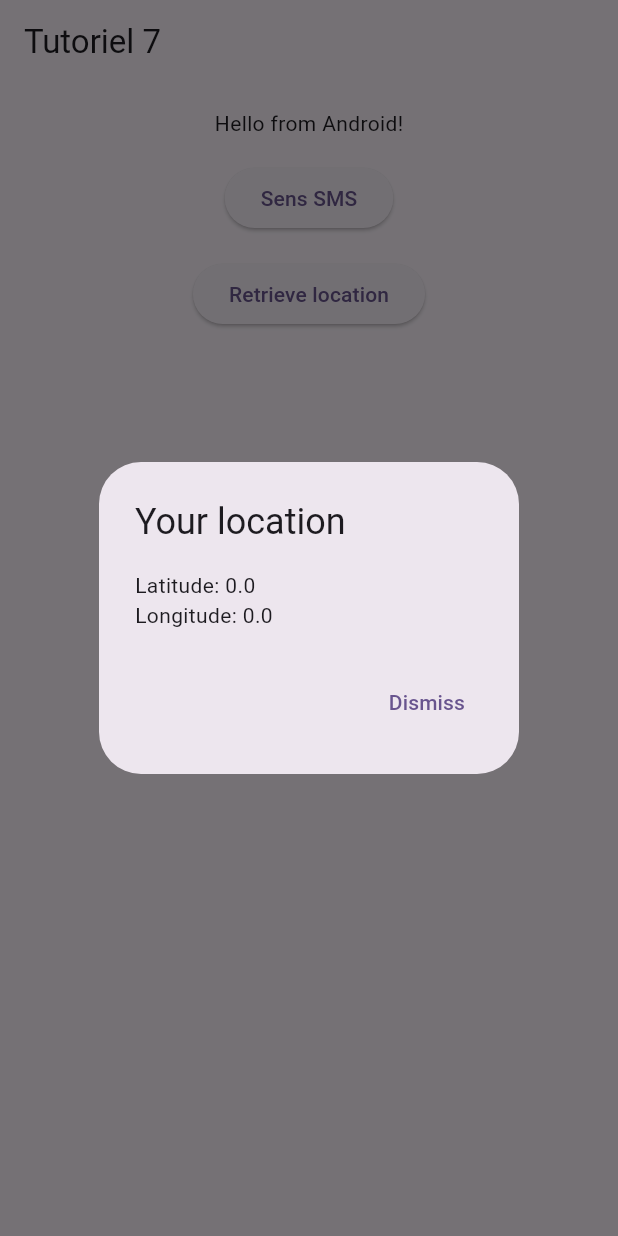
After one commit to nicolasnederlandt/mobile, a Flutter app: the screen it shows after launch, after a tap on "Retrieve location", on a phone screen of 412 x 824 dp. The commit adds this screen. Run offline on Flutter 3.47's test engine with Material 3 defaults, Android fonts, the phone set to English and light mode, and no system bars; our stand-ins replace location; missing offline and left inert: flutter_sms, loading_animations.

Commit message:
FT07.6 Appel à un dialogue

```diff
--- a/ftuto7/lib/views/home_screen.dart
+++ b/ftuto7/lib/views/home_screen.dart
@@ -2,6 +2,9 @@ import 'dart:io';
 
 import 'package:flutter/foundation.dart';
 import 'package:flutter/material.dart';
+import 'package:flutter_sms/flutter_sms.dart';
+
+import 'location_dialog.dart';
 
 class HomeScreen extends StatelessWidget {
   const HomeScreen({Key? key}) : super(key: key);
@@ -34,6 +37,27 @@ class HomeScreen extends StatelessWidget {
           child: Column(
             children: [
               Text("Hello from $platform!"),
+              const SizedBox(height: 16),
+              if(["Web", "Android", "iOS"].contains(platform))
+                ElevatedButton(
+                    onPressed: () async {
+                      await sendSMS(
+                        message: "Test SMS",
+                        recipients: ["0456555321"]
+                      );
+                    },
+                    child: const Text("Sens SMS"),
+                )
+              else
+                const Text("Your platform doesnt allow you to sens SMS..."),
+              const SizedBox(height: 16),
+              ElevatedButton(
+                onPressed: () => showDialog(
+                  context: context,
+                  builder: (context) => const LocationDialog(),
+                ),
+                child: const Text("Retrieve location"),
+              ),
             ],
           )
         )
--- /dev/null
+++ b/ftuto7/lib/views/location_dialog.dart
@@ -0,0 +1,62 @@
+import 'package:flutter/material.dart';
+import 'package:location/location.dart';
+
+class LocationDialog extends StatefulWidget {
+  const LocationDialog({Key? key}) : super(key: key);
+
+  @override
+  State<LocationDialog> createState() => _LocationDialogState();
+}
+
+class _LocationDialogState extends State<LocationDialog> {
+  LocationData? location;
+
+  @override
+  void initState() {
+    _getLocation().then((value) => setState(() => location = value));
+    super.initState();
+  }
+
+  Future<LocationData?> _getLocation() async {
+    Location location = Location();
+
+    var serviceEnabled = await location.serviceEnabled();
+    if (!serviceEnabled) {
+      serviceEnabled = await location.requestService();
+      if (!serviceEnabled) {
+        return null;
+      }
+    }
+
+    var permissionGranted = await location.hasPermission();
+    if (permissionGranted == PermissionStatus.denied) {
+      permissionGranted = await location.requestPermission();
+      if (permissionGranted != PermissionStatus.granted) {
+        return null;
+      }
+    }
+
+    return await location.getLocation();
+  }
+
+  @override
+  Widget build(BuildContext context) {
+    return AlertDialog(
+      title: const Text("Your location"),
+      content: Column(
+        mainAxisSize: MainAxisSize.min,
+        crossAxisAlignment: CrossAxisAlignment.start,
+        children: [
+          Text("Latitude: ${location?.latitude ?? 0.0}"),
+          Text("Longitude: ${location?.longitude ?? 0.0}"),
+        ],
+      ),
+      actions: [
+        TextButton(
+          onPressed: () => Navigator.pop(context),
+          child: const Text("Dismiss"),
+        ),
+      ],
+    );
+  }
+}
```
Also changed, not shown: 6 other files.
